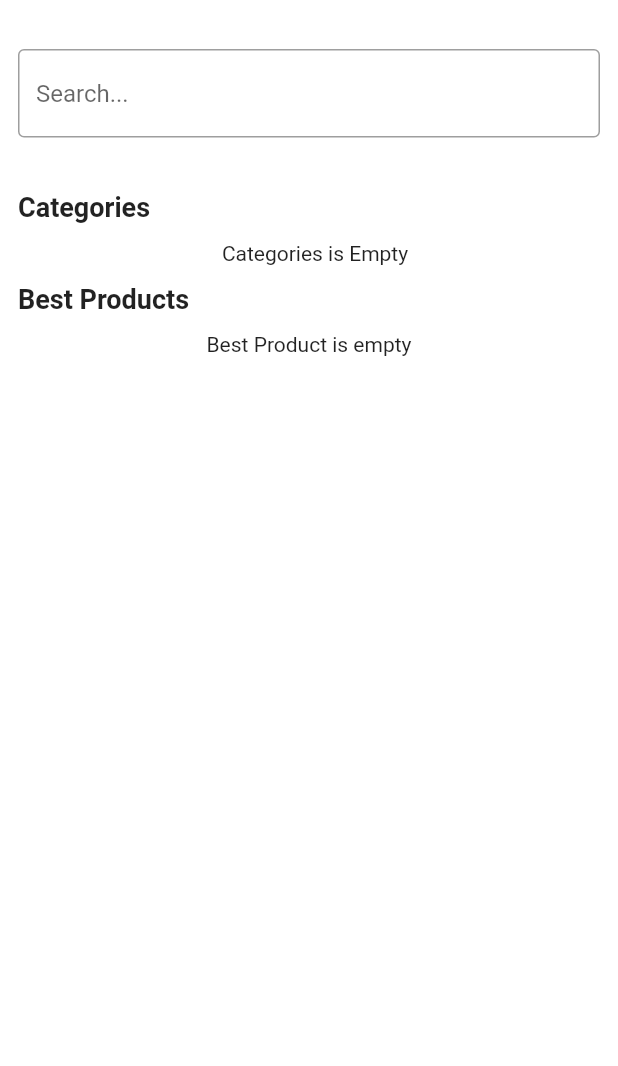
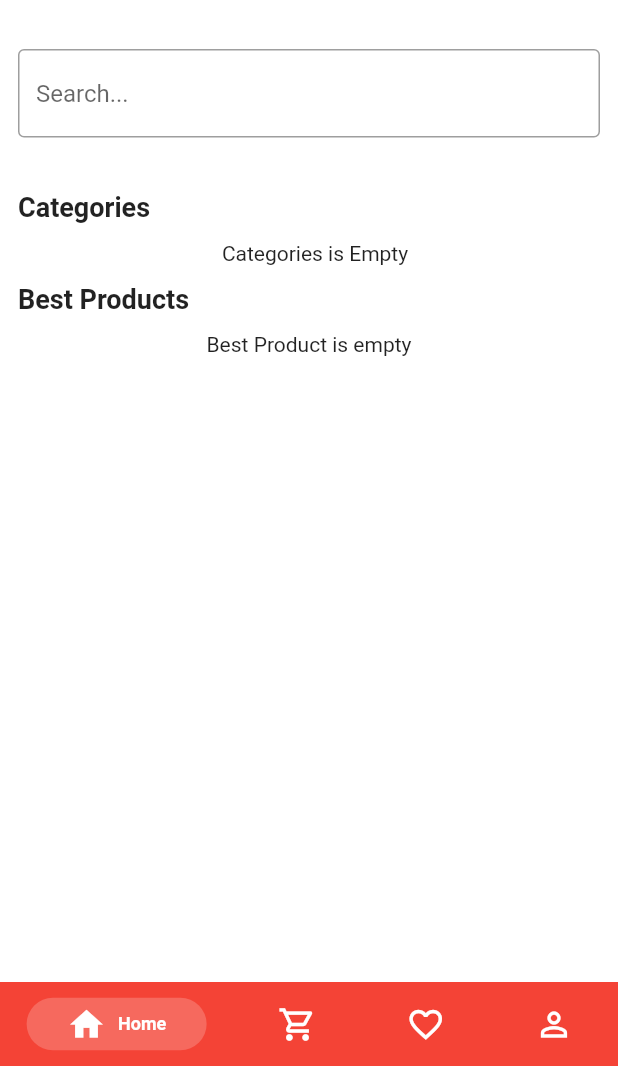
Before and after one commit to SHINDONGDONG/flutter_ec_project, a Flutter app: the screen it shows once a user with an empty profile is signed in, on a phone screen of 412 x 824 dp, the part 170-1236 px from its top. Run offline on Flutter 3.47's test engine with Material 2 defaults, Android fonts, the light colour scheme and no system bars; drawn by our look-alikes of persistent_bottom_nav_bar; our stand-ins replace cloud_firestore, firebase_auth, firebase_core, fluttertoast, gap; accounts and stored records are empty.

Commit message:
NavBar Library

```diff
--- a/lib/main.dart
+++ b/lib/main.dart
@@ -4,7 +4,7 @@ import 'package:flutter_ec_project/firebase_helper/firebase_auth_helper/firebase
 import 'package:flutter_ec_project/firebase_helper/firebase_options/firebase_options.dart';
 import 'package:flutter_ec_project/provider/app_provider.dart';
 import 'package:flutter_ec_project/screens/auth_ui/welcome/welcome.dart';
-import 'package:flutter_ec_project/screens/home/home.dart';
+import 'package:flutter_ec_project/screens/custom_bottom/custom_bottom_bar.dart';
 import 'package:provider/provider.dart';
 
 import 'constants/theme.dart';
@@ -33,7 +33,7 @@ class MyApp extends StatelessWidget {
             stream: FirebaseAuthHelper.instance.getAuthChange,
             builder: (context, snapshot) {
               if(snapshot.hasData){
-                return const Home();
+                return const CustomButtomBar();
               }
               return const Welcome();
             }),
--- a/lib/models/product_model/product.dart
+++ b/lib/models/product_model/product.dart
@@ -15,6 +15,7 @@ class ProductModel {
     required this.description,
     required this.isFavourite,
     required this.status,
+    this.qty,
 });
 
   String id;
@@ -25,6 +26,7 @@ class ProductModel {
   double price;
   String description;
   String status;
+  int? qty;
 
 
   factory ProductModel.fromJson(Map<String,dynamic> json) => ProductModel(
@@ -34,6 +36,7 @@ class ProductModel {
       price: double.parse(json["price"].toString()),
       description: json["description"],
       isFavourite: false,
+      qty: json["qty"],
       status: json["status"],
       image: json["image"],
       );
@@ -47,6 +50,28 @@ class ProductModel {
     // "isFavourite":isFavourite,
     "status":status,
     "image":image,
+    "qty":qty,
   };
 
+  ProductModel coptyWith({
+    // String? id,
+    // String? name,
+    // bool? isFavourite,
+    // String? image,
+    // double? price,
+    // String? description,
+    // String? status,
+    int? qty,
+}) =>
+      ProductModel(
+        id: id,
+        name: name,
+        description: description,
+        image: image,
+        isFavourite: isFavourite,
+        qty: qty?? this.qty,
+        price: price,
+        status: status,
+      );
+
 }
--- a/lib/provider/app_provider.dart
+++ b/lib/provider/app_provider.dart
@@ -2,7 +2,9 @@ import 'package:flutter/material.dart';
 import 'package:flutter_ec_project/models/product_model/product.dart';
 
 class AppProvider with ChangeNotifier {
-  Set<ProductModel> _cartProductList ={};
+
+  //카트쪽 로직
+  final Set<ProductModel> _cartProductList ={};
 
   void addCartProduct(ProductModel productModel) {
     _cartProductList.add(productModel);
@@ -15,4 +17,20 @@ class AppProvider with ChangeNotifier {
   }
 
   Set<ProductModel> get getCartProductList => _cartProductList;
+
+  //////////////////즐겨찾기/////////////////////////
+  final List<ProductModel> _favouriteProductList = [];
+
+  void addFavouriteProduct(ProductModel productModel) {
+    _favouriteProductList.add(productModel);
+    notifyListeners();
+  }
+
+  void removeFavouriteProduct(ProductModel productModel) {
+    _favouriteProductList.remove(productModel);
+    notifyListeners();
+  }
+  List<ProductModel> get getFavouriteProductList => _favouriteProductList;
+
+
 }
--- /dev/null
+++ b/lib/screens/custom_bottom/custom_bottom_bar.dart
@@ -0,0 +1,86 @@
+import 'package:flutter/material.dart';
+import 'package:flutter_ec_project/screens/cart_screen/cart_screen.dart';
+import 'package:flutter_ec_project/screens/favourite_screen/favourite_screen.dart';
+import 'package:flutter_ec_project/screens/home/home.dart';
+import 'package:persistent_bottom_nav_bar/persistent_tab_view.dart';
+
+class CustomButtomBar extends StatefulWidget {
+  const CustomButtomBar({final Key? key,})
+      : super(key: key);
+
+  @override
+  _CustomButtomBarState createState() => _CustomButtomBarState();
+}
+
+class _CustomButtomBarState extends State<CustomButtomBar> {
+  PersistentTabController _controller = PersistentTabController();
+  bool _hideNavBar = false;
+
+
+  List<Widget> _buildScreens() => [
+    Home(),
+    CartScreen(),
+    FavouriteScreen(),
+    FavouriteScreen(),
+  ];
+
+  List<PersistentBottomNavBarItem> _navBarsItems() => [
+    PersistentBottomNavBarItem(
+        icon: const Icon(Icons.home),
+        inactiveIcon: const Icon(Icons.home_outlined),
+        title: "Home",
+        activeColorPrimary: Colors.white,
+        inactiveColorPrimary: Colors.white,
+    ),
+    PersistentBottomNavBarItem(
+      icon: const Icon(Icons.shopping_cart),
+      inactiveIcon: const Icon(Icons.shopping_cart_outlined),
+      title: "Cart",
+      activeColorPrimary: Colors.white,
+      inactiveColorPrimary: Colors.white,
+    ),
+    PersistentBottomNavBarItem(
+      icon: const Icon(Icons.favorite),
+      inactiveIcon: const Icon(Icons.favorite_border),
+      title: "Favourite",
+      activeColorPrimary: Colors.white,
+      inactiveColorPrimary: Colors.white,
+    ),
+    PersistentBottomNavBarItem(
+      icon: const Icon(Icons.person),
+      inactiveIcon: const Icon(Icons.person_outline),
+      title: "Profile",
+      activeColorPrimary: Colors.white,
+      inactiveColorPrimary: Colors.white,
+    ),
+
+  ];
+
+  @override
+  Widget build(final BuildContext context) => Scaffold(
+
+    body: PersistentTabView(
+      context,
+      controller: _controller,
+      screens: _buildScreens(),
+      items: _navBarsItems(),
+      resizeToAvoidBottomInset: true,
+      navBarHeight: MediaQuery.of(context).viewInsets.bottom > 0
+          ? 0.0
+          : kBottomNavigationBarHeight,
+      bottomScreenMargin: 0,
+      backgroundColor: Theme.of(context).primaryColor,
+      hideNavigationBar: _hideNavBar,
+      decoration: const NavBarDecoration(colorBehindNavBar: Colors.indigo),
+      itemAnimationProperties: const ItemAnimationProperties(
+        duration: Duration(milliseconds: 400),
+        curve: Curves.ease,
+      ),
+      screenTransitionAnimation: const ScreenTransitionAnimation(
+        animateTabTransition: true,
+      ),
+      navBarStyle: NavBarStyle
+          .style1, // Choose the nav bar style with this property
+    ),
+  );
+}
--- a/pubspec.yaml
+++ b/pubspec.yaml
@@ -42,6 +42,7 @@ dependencies:
   provider: ^6.0.5
   firebase_storage:
   fluttertoast: ^8.2.2
+  persistent_bottom_nav_bar: ^5.0.2
 
 dev_dependencies:
   flutter_test:
```
Also changed, not shown: lib/screens/cart_screen/cart_screen.dart (+7 -3 lines), lib/screens/cart_screen/widget/cart_screen_state.dart (deleted, +0 -114 lines), lib/screens/cart_screen/widget/single_cart_item.dart (added, +157 -0 lines), lib/screens/favourite_screen/favourite_screen.dart (added, +35 -0 lines), lib/screens/favourite_screen/widget/single_favourite_item.dart (added, +91 -0 lines), lib/screens/product_detail/product_detail.dart (+21 -6 lines), pubspec.lock.
